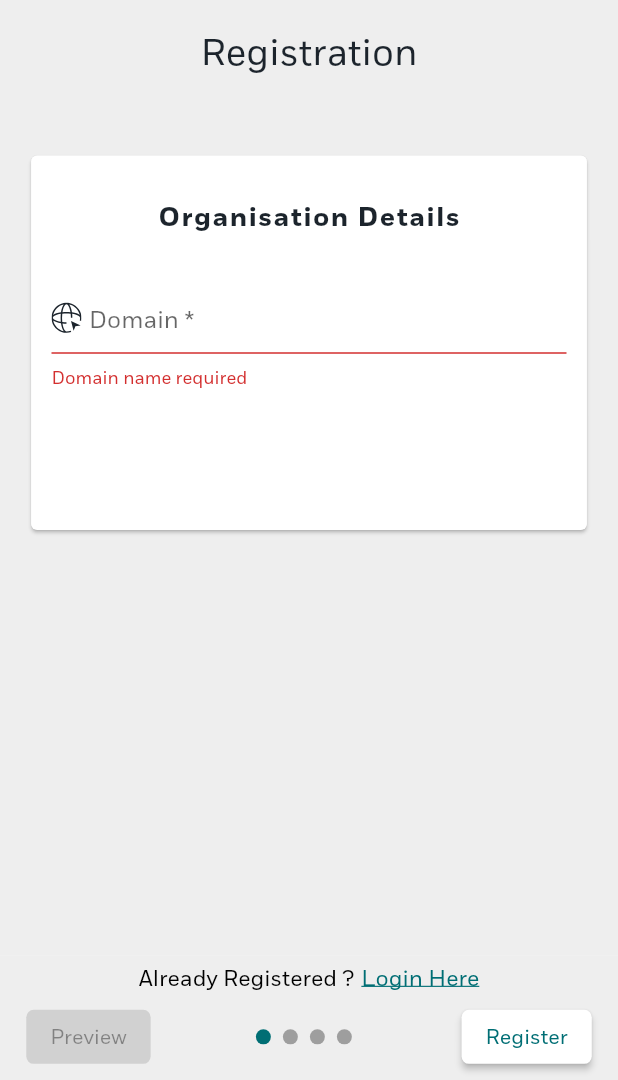
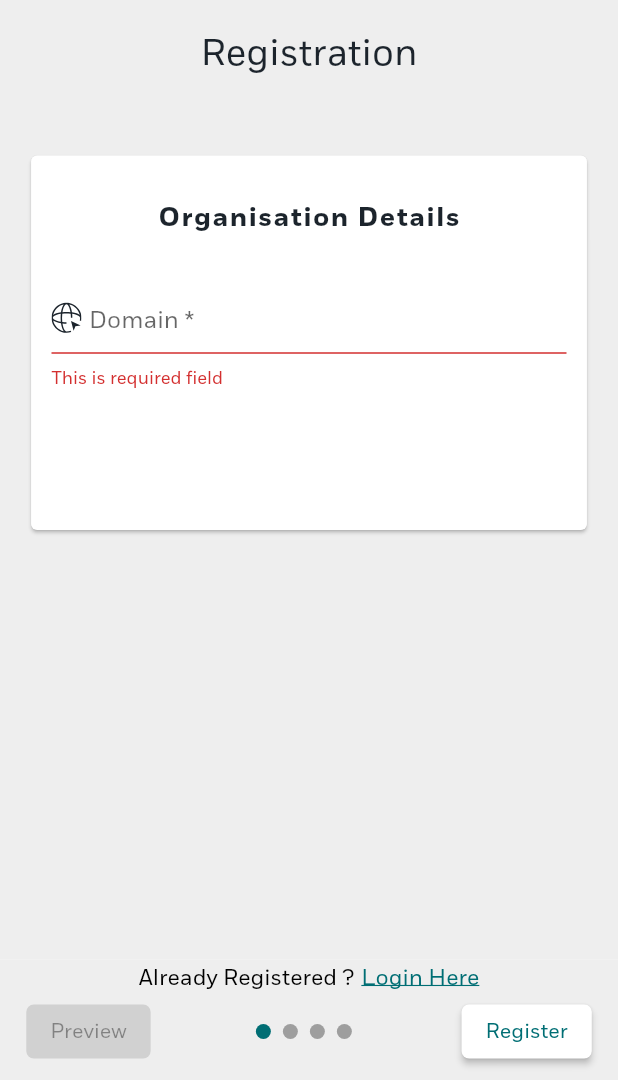
Before and after one commit to noeljolly09/idec_face, a Flutter app: the RegistrationPage screen opened by its route, after a tap on "Register", on a phone screen of 412 x 824 dp, the part 156-1236 px from its top. Run offline on Flutter 3.47's test engine with Material 2 defaults, Android fonts, the light colour scheme and no system bars; drawn by our look-alikes of smooth_page_indicator; our stand-ins replace fancy_bottom_navigation, flutter_riverpod, flutter_svg, package_info_plus; missing offline and left inert: drop_down_list.

Commit message:
new commit

```diff
--- a/lib/custom_widgets/navigation_bar.dart
+++ b/lib/custom_widgets/navigation_bar.dart
@@ -1,6 +1,6 @@
 import 'package:fancy_bottom_navigation/fancy_bottom_navigation.dart';
 import 'package:flutter/material.dart';
-import '../screens/dashboar_screen.dart';
+import '../screens/dashboard_screen.dart';
 import '../screens/notifications_screen.dart';
 import '../screens/settings_screen.dart';
 import '../utils/constants.dart';
--- a/lib/custom_widgets/textfields/text_icon_only_textfield.dart
+++ b/lib/custom_widgets/textfields/text_icon_only_textfield.dart
@@ -10,7 +10,7 @@ class SimpleTextField extends StatelessWidget {
   final bool textorflex;
   final TextInputType? input;
   final TextInputAction? textAction;
-    final String? Function(String?)? validator;
+  final String? Function(String?)? validator;
 
   const SimpleTextField({
     Key? key,
@@ -49,7 +49,8 @@ class SimpleTextField extends StatelessWidget {
       );
     } else {
       return Flexible(
-        child: TextField(
+        child: TextFormField(
+          validator: validator,
           controller: controller,
           decoration: InputDecoration(
               enabledBorder: const UnderlineInputBorder(
--- a/lib/main.dart
+++ b/lib/main.dart
@@ -1,6 +1,6 @@
 import 'package:idec_face/custom_widgets/navigation_bar.dart';
 import 'package:flutter/material.dart';
-import 'package:idec_face/screens/dashboar_screen.dart';
+import 'package:idec_face/screens/dashboard_screen.dart';
 import 'package:idec_face/screens/login_screen.dart';
 import 'package:idec_face/screens/notifications_screen.dart';
 import 'package:idec_face/screens/registration_screen.dart';
--- a/lib/screens/dashboar_screen.dart
+++ b/lib/screens/dashboard_screen.dart
@@ -1,6 +1,5 @@
 
 import 'package:flutter/material.dart';
-import '../utils/constants.dart';
 
 class DashboardPage extends StatefulWidget {
   const DashboardPage({Key? key}) : super(key: key);
--- a/lib/screens/notifications_screen.dart
+++ b/lib/screens/notifications_screen.dart
@@ -1,6 +1,5 @@
 import 'package:flutter/material.dart';
 
-import '../utils/constants.dart';
 
 class NotificationsPage extends StatefulWidget {
   const NotificationsPage({Key? key}) : super(key: key);
--- a/lib/screens/registration/domain_data.dart
+++ b/lib/screens/registration/domain_data.dart
@@ -1,3 +1,4 @@
+
 import 'package:flutter/material.dart';
 
 import '../../custom_widgets/text.dart';
@@ -6,12 +7,12 @@ import '../../utils/constants.dart';
 
 class DomainPageRegistration extends StatelessWidget {
   final TextEditingController domainController;
-  final Key? domainkey;
+  final String? Function(String?)? onValidate;
 
   const DomainPageRegistration({
     Key? key,
     required this.domainController,
-    this.domainkey,
+    required this.onValidate,
   }) : super(key: key);
 
   @override
@@ -23,8 +24,6 @@ class DomainPageRegistration extends StatelessWidget {
     return Scaffold(
       backgroundColor: Theme.of(context).scaffoldBackgroundColor,
       body: SingleChildScrollView(
-        child: Form(
-          key: domainkey,
         child: Container(
           height: MediaQuery.of(context).size.height,
           width: double.infinity,
@@ -69,13 +68,7 @@ class DomainPageRegistration extends StatelessWidget {
                             children: [
                               CustomTextField(
                                 isSvg: true,
-                                  validator: (value) {
-                                    if (value!.isEmpty) {
-                                      return 'Domain name required';
-                                    } else {
-                                      return null;
-                                    }
-                                  },
+                                validator: onValidate,
                                 svgasset: "assets/svg/domain.svg",
                                 controller: domainController,
                                 capital: TextCapitalization.characters,
@@ -95,7 +88,6 @@ class DomainPageRegistration extends StatelessWidget {
           ),
         ),
       ),
-      ),
     );
   }
 }
--- a/lib/screens/registration/gender_data.dart
+++ b/lib/screens/registration/gender_data.dart
@@ -13,14 +13,15 @@ class GenderPageRegistration extends StatefulWidget {
   final TextEditingController gendervalue;
   final TextEditingController nationalityvalue;
   final TextEditingController bloodvalue;
-  final Key? genderkey;
+  final String? Function(String?)? onValidate;
 
   const GenderPageRegistration({
     Key? key,
     required this.dateinput,
     required this.gendervalue,
     required this.nationalityvalue,
-    required this.bloodvalue, this.genderkey,
+    required this.bloodvalue,
+    this.onValidate,
   }) : super(key: key);
 
   @override
@@ -51,7 +52,6 @@ class _GenderPageRegistrationState extends State<GenderPageRegistration> {
     SelectedListItem(false, "O-"),
   ];
 
-
   @override
   Widget build(BuildContext context) {
     TextEditingController _searchcontroller = TextEditingController();
@@ -63,8 +63,6 @@ class _GenderPageRegistrationState extends State<GenderPageRegistration> {
     return Scaffold(
       backgroundColor: AppConstants.inColor,
       body: SingleChildScrollView(
-        child: Form(
-          key: widget.genderkey,
         child: Container(
           height: MediaQuery.of(context).size.height,
           width: double.infinity,
@@ -119,9 +117,10 @@ class _GenderPageRegistrationState extends State<GenderPageRegistration> {
                               hintText: "DOB",
                               contentPadding: const EdgeInsets.all(10),
                               prefixIconConstraints: const BoxConstraints(
-                                    maxHeight: 25, maxWidth: 25),
+                                  maxHeight: 30, maxWidth: 30),
                               prefixIcon: Container(
-                                  margin: const EdgeInsets.only(right: 5),
+                                margin:
+                                    const EdgeInsets.only(left: 5, right: 5),
                                 child: SvgPicture.asset(
                                   "assets/svg/calendar.svg",
                                   color: AppConstants.customblack,
@@ -213,7 +212,6 @@ class _GenderPageRegistrationState extends State<GenderPageRegistration> {
           ),
         ),
       ),
-      ),
     );
   }
 }
--- a/lib/screens/registration/name_data.dart
+++ b/lib/screens/registration/name_data.dart
@@ -6,18 +6,19 @@ import '../../custom_widgets/textfields/custom_textfield.dart';
 import '../../utils/constants.dart';
 
 class NamePageRegistration extends StatelessWidget {
-  final Key? usernamekey;
   final TextEditingController firstnameController;
   final TextEditingController middlenameController;
   final TextEditingController lastnameController;
   final TextEditingController employeeIdController;
+  final String? Function(String?)? onValidate;
 
   const NamePageRegistration({
     Key? key,
     required this.firstnameController,
     required this.middlenameController,
     required this.lastnameController,
-    required this.employeeIdController, this.usernamekey,
+    required this.employeeIdController,
+    this.onValidate,
   }) : super(key: key);
 
   @override
@@ -29,8 +30,6 @@ class NamePageRegistration extends StatelessWidget {
     return Scaffold(
       backgroundColor: Theme.of(context).scaffoldBackgroundColor,
       body: SingleChildScrollView(
-        child: Form(
-          key: usernamekey,
         child: Container(
           height: MediaQuery.of(context).size.height,
           width: double.infinity,
@@ -56,7 +55,7 @@ class NamePageRegistration extends StatelessWidget {
                 Card(
                   margin: EdgeInsets.only(top: AppConstants.abovecardheight),
                   child: Container(
-                      height: MediaQuery.of(context).size.height / 1.5,
+                    height: MediaQuery.of(context).size.height / 1.4,
                     width: MediaQuery.of(context).size.width / 1.111971924,
                     child: Column(
                       children: [
@@ -84,13 +83,11 @@ class NamePageRegistration extends StatelessWidget {
                                               BorderRadius.circular(50),
                                           color: Colors.teal.shade50,
                                         ),
-                                          height: MediaQuery.of(context)
-                                                  .size
-                                                  .height /
+                                        height:
+                                            MediaQuery.of(context).size.height /
                                                 8.2017,
-                                          width: MediaQuery.of(context)
-                                                  .size
-                                                  .width /
+                                        width:
+                                            MediaQuery.of(context).size.width /
                                                 4.214,
                                         child: Stack(
                                           clipBehavior: Clip.none,
@@ -112,16 +109,15 @@ class NamePageRegistration extends StatelessWidget {
                                               bottom: -20,
                                               right: -30,
                                               child: RawMaterialButton(
-                                                  splashColor:
-                                                      Colors.transparent,
+                                                splashColor: Colors.transparent,
                                                 highlightColor:
                                                     Colors.transparent,
                                                 onPressed: () {},
                                                 elevation: 2.0,
                                                 child: const Icon(
                                                   Icons.add_a_photo_outlined,
-                                                    color: AppConstants
-                                                        .primaryColor,
+                                                  color:
+                                                      AppConstants.primaryColor,
                                                 ),
                                               ),
                                             ),
@@ -136,13 +132,11 @@ class NamePageRegistration extends StatelessWidget {
                                   margin: EdgeInsets.only(top: height10),
                                   child: Container(
                                     decoration: BoxDecoration(
-                                        color:
-                                            Theme.of(context).backgroundColor,
+                                      color: Theme.of(context).backgroundColor,
                                     ),
                                     padding: const EdgeInsets.all(10),
-                                      height:
-                                          MediaQuery.of(context).size.height /
-                                              3.6,
+                                    height: MediaQuery.of(context).size.height /
+                                        3.5,
                                     width: MediaQuery.of(context).size.width,
                                     child: Column(
                                       children: [
@@ -158,20 +152,13 @@ class NamePageRegistration extends StatelessWidget {
                                               svgasset: "assets/svg/user.svg",
                                               controller: firstnameController,
                                               hint: "First Name *",
-                                                validator: (value) {
-                                                  if (value!.isEmpty) {
-                                                    return 'First Name required';
-                                                  } else {
-                                                    return null;
-                                                  }
-                                                },
+                                              validator: onValidate,
                                               input: TextInputType.name,
-                                                textAction:
-                                                    TextInputAction.next,
+                                              textAction: TextInputAction.next,
                                             ),
                                           ),
                                         ),
-                                          Container(height: height20),
+                                        Container(height: height10),
                                         Flexible(
                                           child: Container(
                                             width: MediaQuery.of(context)
@@ -180,12 +167,10 @@ class NamePageRegistration extends StatelessWidget {
                                                 1.2,
                                             child: CustomTextField(
                                               svgasset: "",
-                                                controller:
-                                                    middlenameController,
+                                              controller: middlenameController,
                                               hint: "Middle Name",
                                               input: TextInputType.name,
-                                                textAction:
-                                                    TextInputAction.next,
+                                              textAction: TextInputAction.next,
                                             ),
                                           ),
                                         ),
@@ -200,16 +185,9 @@ class NamePageRegistration extends StatelessWidget {
                                               svgasset: "",
                                               controller: lastnameController,
                                               hint: "Last Name *",
-                                                validator: (value) {
-                                                  if (value!.isEmpty) {
-                                                    return 'Last Name required';
-                                                  } else {
-                                                    return null;
-                                                  }
-                                                },
+                                              validator: onValidate,
                                               input: TextInputType.name,
-                                                textAction:
-                                                    TextInputAction.next,
+                                              textAction: TextInputAction.next,
                                             ),
                                           ),
                                         ),
@@ -241,7 +219,6 @@ class NamePageRegistration extends StatelessWidget {
           ),
         ),
       ),
-      ),
     );
   }
 }
--- a/lib/screens/registration_screen.dart
+++ b/lib/screens/registration_screen.dart
@@ -18,14 +18,15 @@ class RegistrationPage extends StatefulWidget {
 }
 
 class _RegistrationPageState extends State<RegistrationPage> {
-  GlobalKey<FormState> _formdomainkey = GlobalKey<FormState>();
-  GlobalKey<FormState> _formusernamekey = GlobalKey<FormState>();
-  GlobalKey<FormState> _formgenderkey = GlobalKey<FormState>();
-  GlobalKey<FormState> _formcontactkey = GlobalKey<FormState>();
+  final GlobalKey<FormState> _formkey = GlobalKey<FormState>();
 
   bool isPreviewButtonActive = false;
   bool isSubmitButtonActive = false;
   int isPageChanged = 0;
+
+  String? customValidator(String? fieldContent) =>
+      fieldContent!.isEmpty ? 'This is required field' : null;
+
   final controller = PageController();
   final TextEditingController _domainController = TextEditingController();
   final TextEditingController _fnameController = TextEditingController();
@@ -60,8 +61,10 @@ class _RegistrationPageState extends State<RegistrationPage> {
 
   @override
   Widget build(BuildContext context) {
-    double height78 = MediaQuery.of(context).size.height / 9.95714285714286;
+    double height78 = MediaQuery.of(context).size.height / 10.25714285714286;
     return SafeArea(
+      child: Form(
+        key: _formkey,
         child: Scaffold(
             resizeToAvoidBottomInset: false,
             backgroundColor: Theme.of(context).scaffoldBackgroundColor,
@@ -74,24 +77,24 @@ class _RegistrationPageState extends State<RegistrationPage> {
               },
               children: [
                 DomainPageRegistration(
-                domainkey: _formdomainkey,
+                  onValidate: customValidator,
                   domainController: _domainController,
                 ),
                 NamePageRegistration(
-                usernamekey: _formusernamekey,
+                  onValidate: customValidator,
                   firstnameController: _fnameController,
                   middlenameController: _mnameController,
                   lastnameController: _lnameController,
                   employeeIdController: _idController,
                 ),
                 GenderPageRegistration(
-                  genderkey: _formgenderkey,
+                    onValidate: customValidator,
                     dateinput: _dateinput,
                     nationalityvalue: _nationalityController,
                     bloodvalue: _bloodController,
                     gendervalue: _genderController),
                 ContactPageRegistrtion(
-                contactkey: _formcontactkey,
+                  onValidate: customValidator,
                   emailController: _emailController,
                   codeController: _codeController,
                   phoneController: _phoneController,
@@ -106,7 +109,7 @@ class _RegistrationPageState extends State<RegistrationPage> {
               child: Column(
                 children: [
                   Padding(
-                  padding: const EdgeInsets.symmetric(vertical: 5),
+                    padding: const EdgeInsets.symmetric(vertical: 2),
                     child: Row(
                       mainAxisAlignment: MainAxisAlignment.center,
                       children: [
@@ -165,7 +168,8 @@ class _RegistrationPageState extends State<RegistrationPage> {
                             : null,
                         child: const Text('Preview'),
                       ),
-                    SizedBox(width: MediaQuery.of(context).size.width / 10.285),
+                      SizedBox(
+                          width: MediaQuery.of(context).size.width / 10.285),
                       Center(
                         child: SmoothPageIndicator(
                           controller: controller,
@@ -178,7 +182,8 @@ class _RegistrationPageState extends State<RegistrationPage> {
                           ),
                         ),
                       ),
-                    SizedBox(width: MediaQuery.of(context).size.width / 9.567),
+                      SizedBox(
+                          width: MediaQuery.of(context).size.width / 9.567),
                       ElevatedButton(
                         onPressed: () {
                           if (_domainController.text.isNotEmpty &&
@@ -191,10 +196,8 @@ class _RegistrationPageState extends State<RegistrationPage> {
                               isSubmitButtonActive = true;
                             });
                           }
-                        if (_formdomainkey.currentState!.validate() &&
-                            _formusernamekey.currentState!.validate() &&
-                            _formcontactkey.currentState!.validate()) {
-                          Navigator.pushNamed(context, "navigation_bar");
+                          if (_formkey.currentState!.validate()) {
+                            print("registered");
                           }
                         },
                         child: const Text('Register'),
@@ -204,6 +207,7 @@ class _RegistrationPageState extends State<RegistrationPage> {
                 ],
               ),
             )),
+      ),
     );
   }
 }
--- a/lib/screens/settings_screen.dart
+++ b/lib/screens/settings_screen.dart
@@ -1,6 +1,4 @@
 import 'package:flutter/material.dart';
-
-import '../utils/constants.dart';
 
 class SettingsPage extends StatefulWidget {
   const SettingsPage({Key? key}) : super(key: key);
```
Also changed, not shown: lib/screens/registration/contact_data.dart (+7 -27 lines). Lines whose indentation alone changed are shown as unchanged.
